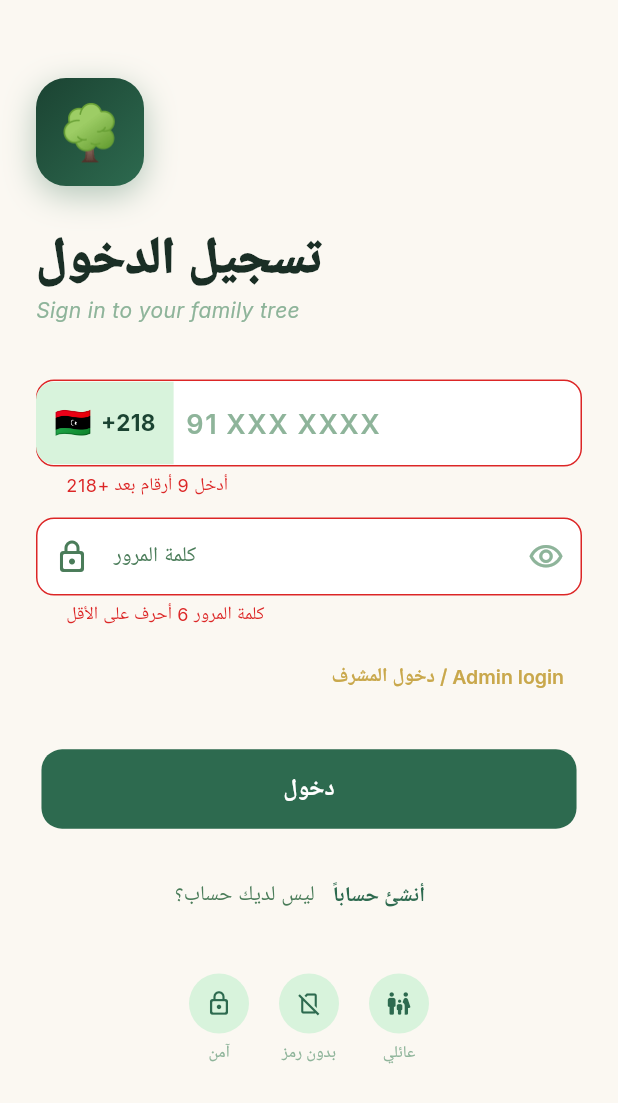
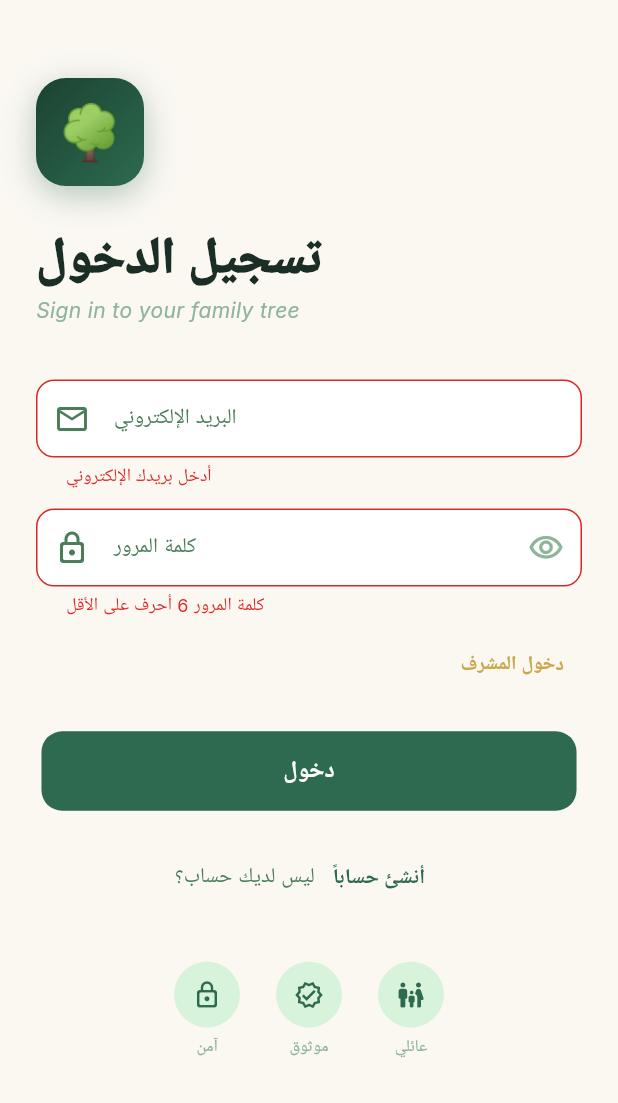
Before and after one commit to feras99atahe/shajarah, a Flutter app: the screen it shows after launch, after a tap on "دخول", on a phone screen of 412 x 824 dp. Shown: the top 1103 px of the screen. Run offline on Flutter 3.47's test engine with Material 3 defaults, Android fonts, the phone set to English and light mode, and no system bars; drawn by our look-alikes of flutter_animate; our stand-ins replace cached_network_image, equatable, flutter_riverpod, gap, go_router, google_fonts and 2 more; accounts and stored records are empty; Roboto replaces fonts that are missing (Cairo).

Commit message:
feat: switch from phone to email + password auth
- Login screen now uses email + password (no phone number at all)
- Sign-up: email + password + confirm — creates account directly
- Sign-in: email + password
- Handles email confirmation flow gracefully (shows Arabic info message)
- Remove phone field from user_profiles table and upsertProfile()
- Arabic friendly error messages for all common auth failures

Co-Authored-By: Claude Sonnet 4.6 <noreply@anthropic.com>

```diff
--- a/lib/features/auth/providers/auth_provider.dart
+++ b/lib/features/auth/providers/auth_provider.dart
@@ -48,32 +48,13 @@ class AuthNotifier extends AsyncNotifier<void> {
   @override
   Future<void> build() async {}
 
-  /// Sign up with phone + password — throws on any error so the UI can catch it.
-  /// Requires "Confirm phone" to be OFF in Supabase Auth settings.
-  Future<void> signUpWithPhone(String phone, String password) async {
-    final res = await _supabase.auth.signUp(
-      phone: phone,
-      password: password,
-    );
-    // If session is null after signUp it means phone confirmation is still ON
-    if (res.session == null && res.user == null) {
-      throw AuthException(
-        'Account created but not confirmed. '
-        'Go to Supabase → Auth → Providers → Phone → disable "Confirm phone".',
-      );
-    }
+  /// Sign up with email + password.
+  Future<void> signUp(String email, String password) async {
+    await _supabase.auth.signUp(email: email, password: password);
   }
 
-  /// Sign in with phone + password — throws on any error so the UI can catch it.
-  Future<void> signInWithPhone(String phone, String password) async {
-    await _supabase.auth.signInWithPassword(
-      phone: phone,
-      password: password,
-    );
-  }
-
-  /// Admin / auditor login via email + password.
-  Future<void> signInWithEmailPassword(String email, String password) async {
+  /// Sign in with email + password.
+  Future<void> signIn(String email, String password) async {
     await _supabase.auth.signInWithPassword(
       email: email,
       password: password,
@@ -87,14 +68,12 @@ class AuthNotifier extends AsyncNotifier<void> {
   Future<void> upsertProfile({
     required String userId,
     required String fullName,
-    String? phone,
     String? familyId,
     String role = 'viewer',
   }) async {
     await _supabase.from('user_profiles').upsert({
       'id': userId,
       'full_name': fullName,
-      'phone': phone,
       'family_id': familyId,
       'role': role,
     });
--- a/lib/features/auth/screens/phone_login_screen.dart
+++ b/lib/features/auth/screens/phone_login_screen.dart
@@ -1,5 +1,4 @@
 import 'package:flutter/material.dart';
-import 'package:flutter/services.dart';
 import 'package:flutter_animate/flutter_animate.dart';
 import 'package:flutter_riverpod/flutter_riverpod.dart';
 import 'package:gap/gap.dart';
@@ -10,6 +9,7 @@ import '../../../core/theme/app_colors.dart';
 import '../../../shared/widgets/app_button.dart';
 import '../providers/auth_provider.dart';
 
+/// Email + password auth screen (sign in & sign up).
 class PhoneLoginScreen extends ConsumerStatefulWidget {
   const PhoneLoginScreen({super.key});
 
@@ -19,30 +19,27 @@ class PhoneLoginScreen extends ConsumerStatefulWidget {
 
 class _PhoneLoginScreenState extends ConsumerState<PhoneLoginScreen> {
   final _formKey = GlobalKey<FormState>();
-  final _localCtrl = TextEditingController();      // digits after +218
+  final _emailCtrl = TextEditingController();
   final _passwordCtrl = TextEditingController();
   final _confirmCtrl = TextEditingController();
 
-  bool _isSignUp = false;     // toggle between sign-in and sign-up
+  bool _isSignUp = false;
   bool _isLoading = false;
   bool _obscurePass = true;
   bool _obscureConfirm = true;
 
   @override
   void dispose() {
-    _localCtrl.dispose();
+    _emailCtrl.dispose();
     _passwordCtrl.dispose();
     _confirmCtrl.dispose();
     super.dispose();
   }
 
-  String get _fullPhone => '+218${_localCtrl.text.trim()}';
-
-  String? _validatePhone(String? v) {
-    final d = v?.trim() ?? '';
-    if (d.length != 9) return 'أدخل 9 أرقام بعد +218';
-    if (!RegExp(r'^(9[124]|21)\d{7}$').hasMatch(d)) {
-      return 'رقم ليبي غير صحيح\n(يبدأ بـ 91 أو 92 أو 94 أو 21)';
+  String? _validateEmail(String? v) {
+    if (v == null || v.trim().isEmpty) return 'أدخل بريدك الإلكتروني';
+    if (!RegExp(r'^[\w.+-]+@[\w-]+\.[a-z]{2,}$').hasMatch(v.trim())) {
+      return 'بريد إلكتروني غير صحيح';
     }
     return null;
   }
@@ -57,58 +54,84 @@ class _PhoneLoginScreenState extends ConsumerState<PhoneLoginScreen> {
     return null;
   }
 
+  String _friendlyError(String msg) {
+    final m = msg.toLowerCase();
+    if (m.contains('invalid login') || m.contains('invalid credentials')) {
+      return 'البريد الإلكتروني أو كلمة المرور غير صحيحة';
+    }
+    if (m.contains('already registered') || m.contains('user already registered')) {
+      return 'هذا البريد مسجل بالفعل — سجل دخولك';
+    }
+    if (m.contains('email not confirmed')) {
+      return 'يرجى تأكيد بريدك الإلكتروني أولاً';
+    }
+    if (m.contains('user not found')) {
+      return 'البريد غير مسجل — أنشئ حساباً أولاً';
+    }
+    if (m.contains('weak password')) return 'كلمة المرور ضعيفة جداً';
+    if (m.contains('rate limit')) return 'حاول مرة أخرى بعد قليل';
+    return msg;
+  }
+
   Future<void> _submit() async {
     if (!_formKey.currentState!.validate()) return;
     setState(() => _isLoading = true);
 
     try {
       final supabase = ref.read(supabaseProvider);
+      final email = _emailCtrl.text.trim();
+      final password = _passwordCtrl.text;
 
       if (_isSignUp) {
-        // Sign up — throws if phone confirmation is still ON or any other error
-        await ref.read(authNotifierProvider.notifier).signUpWithPhone(
-              _fullPhone,
-              _passwordCtrl.text,
+        await ref.read(authNotifierProvider.notifier).signUp(email, password);
+
+        // After sign-up Supabase may require email confirmation
+        final user = supabase.auth.currentUser;
+        if (user == null) {
+          // Email confirmation is ON — let the user know
+          if (mounted) {
+            _showInfo(
+              '📧  تم إرسال رسالة تأكيد إلى بريدك\n'
+              'افتح الرابط في الإيميل ثم ارجع لتسجيل الدخول.',
             );
+            setState(() => _isSignUp = false);
+          }
+          return;
+        }
+        await _navigateAfterAuth(supabase, user.id);
       } else {
-        // Sign in
-        await ref.read(authNotifierProvider.notifier).signInWithPhone(
-              _fullPhone,
-              _passwordCtrl.text,
-            );
+        await ref.read(authNotifierProvider.notifier).signIn(email, password);
+        final user = supabase.auth.currentUser;
+        if (user == null) throw AuthException('حدث خطأ غير متوقع، حاول مجدداً');
+        await _navigateAfterAuth(supabase, user.id);
+      }
+    } on AuthException catch (e) {
+      if (!mounted) return;
+      _showError(_friendlyError(e.message));
+    } catch (e) {
+      if (!mounted) return;
+      _showError(e.toString());
+    } finally {
+      if (mounted) setState(() => _isLoading = false);
+    }
   }
 
+  Future<void> _navigateAfterAuth(SupabaseClient supabase, String userId) async {
     if (!mounted) return;
-
-      // Get the current user directly from Supabase (most up-to-date)
-      final user = supabase.auth.currentUser;
-
-      if (user == null) {
-        // This usually means phone confirmation is still required
-        throw AuthException(
-          'تأكيد الحساب مطلوب.\n'
-          'من لوحة Supabase → Authentication → Providers → Phone\n'
-          '→ أوقف تشغيل "Confirm phone"',
-        );
-      }
-
-      // Check if profile is already set up
     final profile = await supabase
         .from('user_profiles')
         .select()
-          .eq('id', user.id)
+        .eq('id', userId)
         .maybeSingle();
-
     if (!mounted) return;
-
     if (profile == null || profile['full_name'] == null) {
       context.go('/profile-setup');
     } else {
       context.go('/tree');
     }
-    } on AuthException catch (e) {
-      if (!mounted) return;
-      final msg = _friendlyError(e.message);
+  }
+
+  void _showError(String msg) {
     ScaffoldMessenger.of(context).showSnackBar(
       SnackBar(
         content: Text(msg),
@@ -117,28 +140,17 @@ class _PhoneLoginScreenState extends ConsumerState<PhoneLoginScreen> {
         duration: const Duration(seconds: 5),
       ),
     );
-    } catch (e) {
-      if (!mounted) return;
+  }
+
+  void _showInfo(String msg) {
     ScaffoldMessenger.of(context).showSnackBar(
       SnackBar(
-          content: Text(e.toString()),
-          backgroundColor: AppColors.error,
+        content: Text(msg),
+        backgroundColor: AppColors.primary,
         behavior: SnackBarBehavior.floating,
-          duration: const Duration(seconds: 5),
+        duration: const Duration(seconds: 8),
       ),
     );
-    } finally {
-      if (mounted) setState(() => _isLoading = false);
-    }
-  }
-
-  String _friendlyError(String msg) {
-    final m = msg.toLowerCase();
-    if (m.contains('invalid login')) return 'رقم الهاتف أو كلمة المرور غير صحيحة';
-    if (m.contains('already registered')) return 'هذا الرقم مسجل بالفعل — سجل دخولك';
-    if (m.contains('user not found')) return 'الرقم غير مسجل — أنشئ حساباً أولاً';
-    if (m.contains('weak password')) return 'كلمة المرور ضعيفة جداً';
-    return msg;
   }
 
   void _toggle() {
@@ -193,9 +205,9 @@ class _PhoneLoginScreenState extends ConsumerState<PhoneLoginScreen> {
 
                 const Gap(30),
 
-                // Title — switches between sign-in / sign-up
+                // Title
                 AnimatedSwitcher(
-                  duration: const Duration(milliseconds: 300),
+                  duration: const Duration(milliseconds: 250),
                   child: Column(
                     key: ValueKey(_isSignUp),
                     crossAxisAlignment: CrossAxisAlignment.start,
@@ -225,67 +237,22 @@ class _PhoneLoginScreenState extends ConsumerState<PhoneLoginScreen> {
 
                 const Gap(36),
 
-                // ── Phone field ──────────────────────────────
+                // ── Email ────────────────────────────────────
                 TextFormField(
-                  controller: _localCtrl,
-                  keyboardType: TextInputType.phone,
-                  inputFormatters: [
-                    FilteringTextInputFormatter.digitsOnly,
-                    LengthLimitingTextInputFormatter(9),
-                  ],
-                  validator: _validatePhone,
-                  onChanged: (_) => setState(() {}),
-                  textDirection: TextDirection.ltr,
-                  style: GoogleFonts.inter(
-                    fontSize: 20,
-                    fontWeight: FontWeight.w600,
-                    letterSpacing: 2,
-                  ),
-                  decoration: InputDecoration(
-                    prefixIcon: Container(
-                      padding: const EdgeInsets.symmetric(
-                          horizontal: 12, vertical: 13),
-                      margin: const EdgeInsets.only(right: 4),
-                      decoration: const BoxDecoration(
-                        color: AppColors.primaryContainer,
-                        borderRadius: BorderRadius.only(
-                          topLeft: Radius.circular(12),
-                          bottomLeft: Radius.circular(12),
-                        ),
-                      ),
-                      child: Row(
-                        mainAxisSize: MainAxisSize.min,
-                        children: [
-                          const Text('🇱🇾', style: TextStyle(fontSize: 20)),
-                          const Gap(6),
-                          Text(
-                            '+218',
-                            style: GoogleFonts.inter(
-                              fontSize: 15,
-                              fontWeight: FontWeight.w700,
-                              color: AppColors.primaryDark,
-                            ),
-                          ),
-                        ],
-                      ),
-                    ),
-                    hintText: '91 XXX XXXX',
-                    hintStyle: GoogleFonts.inter(
-                      color: AppColors.textTertiary,
-                      fontSize: 18,
-                      letterSpacing: 1,
-                    ),
-                    helperText: '91 / 92 / 94 (Libyana) · 21 (LTT)',
-                    helperStyle: Theme.of(context)
-                        .textTheme
-                        .bodySmall
-                        ?.copyWith(color: AppColors.textTertiary),
+                  controller: _emailCtrl,
+                  keyboardType: TextInputType.emailAddress,
+                  validator: _validateEmail,
+                  autocorrect: false,
+                  decoration: const InputDecoration(
+                    labelText: 'البريد الإلكتروني',
+                    hintText: 'example@email.com',
+                    prefixIcon: Icon(Icons.email_outlined),
                   ),
                 ).animate().fadeIn(delay: 200.ms).slideY(begin: 0.15),
 
                 const Gap(14),
 
-                // ── Password field ───────────────────────────
+                // ── Password ─────────────────────────────────
                 TextFormField(
                   controller: _passwordCtrl,
                   obscureText: _obscurePass,
@@ -307,7 +274,7 @@ class _PhoneLoginScreenState extends ConsumerState<PhoneLoginScreen> {
                   ),
                 ).animate().fadeIn(delay: 270.ms).slideY(begin: 0.15),
 
-                // ── Confirm password — only on sign-up ───────
+                // ── Confirm password — sign-up only ──────────
                 if (_isSignUp) ...[
                   const Gap(14),
                   TextFormField(
@@ -317,8 +284,7 @@ class _PhoneLoginScreenState extends ConsumerState<PhoneLoginScreen> {
                     decoration: InputDecoration(
                       labelText: 'تأكيد كلمة المرور',
                       hintText: 'Confirm password',
-                      prefixIcon:
-                          const Icon(Icons.lock_outline_rounded),
+                      prefixIcon: const Icon(Icons.lock_outline_rounded),
                       suffixIcon: IconButton(
                         icon: Icon(
                           _obscureConfirm
@@ -326,14 +292,14 @@ class _PhoneLoginScreenState extends ConsumerState<PhoneLoginScreen> {
                               : Icons.visibility_off_outlined,
                           color: AppColors.textTertiary,
                         ),
-                        onPressed: () =>
-                            setState(() => _obscureConfirm = !_obscureConfirm),
+                        onPressed: () => setState(
+                            () => _obscureConfirm = !_obscureConfirm),
                       ),
                     ),
                   ).animate().fadeIn().slideY(begin: 0.15),
                 ],
 
-                const Gap(10),
+                const Gap(8),
 
                 // Admin link
                 Align(
@@ -341,23 +307,20 @@ class _PhoneLoginScreenState extends ConsumerState<PhoneLoginScreen> {
                   child: TextButton(
                     onPressed: () => context.push('/admin-login'),
                     child: Text(
-                      'دخول المشرف / Admin login',
-                      style: TextStyle(
-                        color: AppColors.accent,
-                        fontSize: 13,
+                      'دخول المشرف',
+                      style: TextStyle(color: AppColors.accent, fontSize: 13),
                     ),
                   ),
-                  ),
-                ).animate().fadeIn(delay: 340.ms),
+                ).animate().fadeIn(delay: 320.ms),
 
-                const Gap(24),
+                const Gap(20),
 
-                // ── Submit button ────────────────────────────
+                // ── Submit ───────────────────────────────────
                 AppButton(
                   label: _isSignUp ? 'إنشاء الحساب' : 'دخول',
                   onPressed: _isLoading ? null : _submit,
                   isLoading: _isLoading,
-                ).animate().fadeIn(delay: 400.ms).slideY(begin: 0.2),
+                ).animate().fadeIn(delay: 380.ms).slideY(begin: 0.2),
 
                 const Gap(20),
 
@@ -367,9 +330,7 @@ class _PhoneLoginScreenState extends ConsumerState<PhoneLoginScreen> {
                     mainAxisSize: MainAxisSize.min,
                     children: [
                       Text(
-                        _isSignUp
-                            ? 'لديك حساب بالفعل؟'
-                            : 'ليس لديك حساب؟',
+                        _isSignUp ? 'لديك حساب؟' : 'ليس لديك حساب؟',
                         style: Theme.of(context).textTheme.bodyMedium?.copyWith(
                               color: AppColors.textSecondary,
                             ),
@@ -386,30 +347,22 @@ class _PhoneLoginScreenState extends ConsumerState<PhoneLoginScreen> {
                       ),
                     ],
                   ),
-                ).animate().fadeIn(delay: 480.ms),
+                ).animate().fadeIn(delay: 440.ms),
 
-                const Gap(28),
+                const Gap(32),
 
                 // Trust badges
                 Row(
                   mainAxisAlignment: MainAxisAlignment.center,
                   children: [
+                    _TrustBadge(icon: Icons.lock_outline_rounded, label: 'آمن'),
+                    const Gap(24),
+                    _TrustBadge(icon: Icons.verified_outlined, label: 'موثوق'),
+                    const Gap(24),
                     _TrustBadge(
-                      icon: Icons.lock_outline_rounded,
-                      label: 'آمن',
-                    ),
-                    const Gap(20),
-                    _TrustBadge(
-                      icon: Icons.no_sim_outlined,
-                      label: 'بدون رمز',
-                    ),
-                    const Gap(20),
-                    _TrustBadge(
-                      icon: Icons.family_restroom_rounded,
-                      label: 'عائلي',
-                    ),
+                        icon: Icons.family_restroom_rounded, label: 'عائلي'),
                   ],
-                ).animate().fadeIn(delay: 560.ms),
+                ).animate().fadeIn(delay: 500.ms),
 
                 const Gap(40),
               ],
@@ -432,13 +385,13 @@ class _TrustBadge extends StatelessWidget {
       mainAxisSize: MainAxisSize.min,
       children: [
         Container(
-          width: 40,
-          height: 40,
-          decoration: BoxDecoration(
+          width: 44,
+          height: 44,
+          decoration: const BoxDecoration(
             color: AppColors.primaryContainer,
             shape: BoxShape.circle,
           ),
-          child: Icon(icon, size: 18, color: AppColors.primary),
+          child: Icon(icon, size: 20, color: AppColors.primary),
         ),
         const Gap(5),
         Text(
--- a/lib/features/auth/screens/profile_setup_screen.dart
+++ b/lib/features/auth/screens/profile_setup_screen.dart
@@ -58,7 +58,6 @@ class _ProfileSetupScreenState extends ConsumerState<ProfileSetupScreen> {
       await ref.read(authNotifierProvider.notifier).upsertProfile(
             userId: user.id,
             fullName: _nameCtrl.text.trim(),
-            phone: user.phone,
             familyId: familyId,
           );
 
```
Also changed, not shown: 1 other file. Lines whose indentation alone changed are shown as unchanged.
